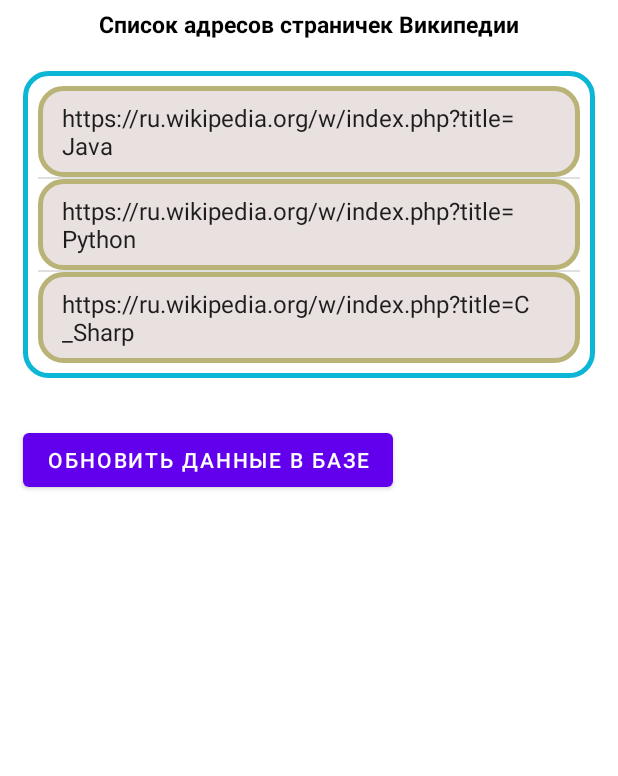
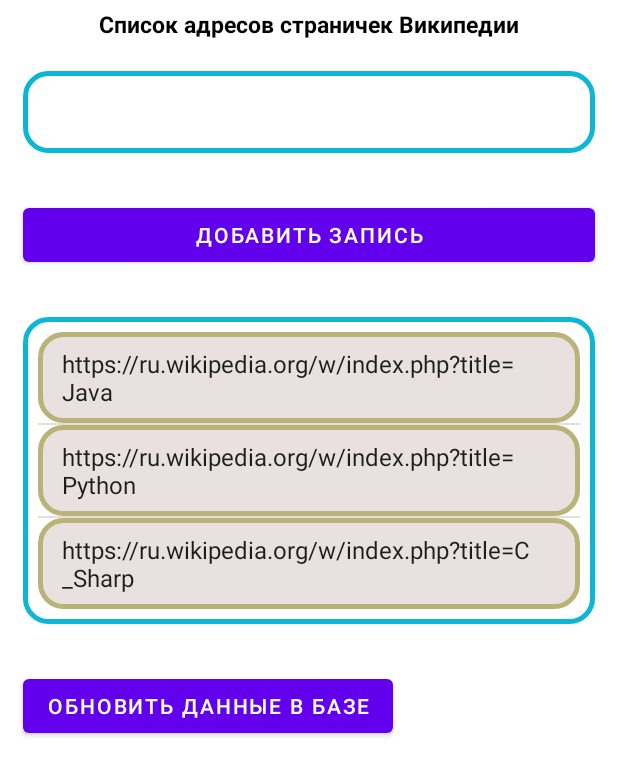
Before and after one commit to nick123245/isWikiPageChange, an Android app: the screen it shows after launch (MainActivity), on a phone screen of 412 x 824 dp. Shown: the top 776 px of the screen. Run offline under Robolectric (Android 15) with nearby library versions, the phone set to English and light mode, and no system bars.

Commit message:
добавлено поле ввода и кнопка добавления новой ссылки на главный экран

```diff
--- a/app/src/main/java/com/example/iswikipagechange/MainActivity.java
+++ b/app/src/main/java/com/example/iswikipagechange/MainActivity.java
@@ -40,7 +40,7 @@ public class MainActivity extends AppCompatActivity {
 
         textView  = findViewById(R.id.textView);
         listView = findViewById(R.id.list);
-        reloadButton = findViewById(R.id.addButton);
+        reloadButton = findViewById(R.id.reloadButton);
 
         wikiPages = DB.getAllRecords(this);  //возьмем все записи из базы данных
 
--- a/app/src/main/res/layout/activity_main.xml
+++ b/app/src/main/res/layout/activity_main.xml
@@ -12,15 +12,34 @@
         android:layout_width="wrap_content"
         android:layout_height="wrap_content"
         android:layout_gravity="center"
+        android:layout_margin="5dp"
         android:text="Список адресов страничек Википедии"
+        android:textColor="@color/black"
         android:textSize="15dp"
-        android:textColor="@color/black"
         android:textStyle="bold"
-        android:layout_margin="5dp"
         app:layout_constraintBottom_toBottomOf="parent"
         app:layout_constraintEnd_toEndOf="parent"
         app:layout_constraintStart_toStartOf="parent"
         app:layout_constraintTop_toTopOf="parent" />
+
+    <EditText
+        android:id="@+id/newUrlField"
+        android:layout_width="match_parent"
+        android:layout_height="wrap_content"
+        android:ems="10"
+        android:padding="10dp"
+        android:textSize="25dp"
+        android:inputType="textPersonName"
+        android:layout_margin="15dp"
+        android:background="@drawable/bg_layout"
+        android:text="" />
+
+    <Button
+        android:id="@+id/addButton"
+        android:layout_width="match_parent"
+        android:layout_height="wrap_content"
+        android:layout_margin="15dp"
+        android:text="добавить запись" />
 
     <ListView
         android:id="@+id/list"
@@ -33,7 +52,7 @@
     </ListView>
     <Button
         android:layout_margin="15dp"
-        android:id="@+id/addButton"
+        android:id="@+id/reloadButton"
         android:layout_width="wrap_content"
         android:layout_height="wrap_content"
         android:text="Обновить данные в базе" />
```
